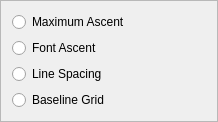
Qt form scribus/ui/propertywidget_flopbase.ui (nitramr/scribus-indigo) before a commit.
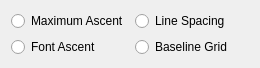
The same form after that commit.

```diff
--- a/scribus/ui/propertywidget_flopbase.ui
+++ b/scribus/ui/propertywidget_flopbase.ui
@@ -6,21 +6,26 @@
    <rect>
     <x>0</x>
     <y>0</y>
-    <width>218</width>
-    <height>88</height>
+    <width>260</width>
+    <height>66</height>
    </rect>
   </property>
   <property name="windowTitle">
    <string>Frame</string>
   </property>
   <property name="frameShape">
-   <enum>QFrame::StyledPanel</enum>
+   <enum>QFrame::Box</enum>
   </property>
   <property name="frameShadow">
-   <enum>QFrame::Raised</enum>
+   <enum>QFrame::Plain</enum>
+  </property>
+  <property name="lineWidth">
+   <number>0</number>
   </property>
   <layout class="QVBoxLayout" name="verticalLayout">
    <item>
+    <layout class="QGridLayout" name="gridLayout">
+     <item row="0" column="0">
     <widget class="QRadioButton" name="flopRealHeight">
      <property name="text">
       <string>Maximum Ascent</string>
@@ -30,7 +35,7 @@
      </attribute>
     </widget>
    </item>
-   <item>
+     <item row="1" column="0">
     <widget class="QRadioButton" name="flopFontAscent">
      <property name="text">
       <string>Font Ascent</string>
@@ -40,7 +45,7 @@
      </attribute>
     </widget>
    </item>
-   <item>
+     <item row="0" column="1">
     <widget class="QRadioButton" name="flopLineSpacing">
      <property name="text">
       <string>Line Spacing</string>
@@ -50,15 +55,17 @@
      </attribute>
     </widget>
    </item>
-   <item>
+     <item row="1" column="1">
     <widget class="QRadioButton" name="flopBaselineGrid">
      <property name="text">
       <string>Baseline Grid</string>
      </property>
      <attribute name="buttonGroup">
-      <string>flopGroup</string>
-     </attribute>
-    </widget>
+        <string notr="true">flopGroup</string>
+       </attribute>
+      </widget>
+     </item>
+    </layout>
    </item>
   </layout>
  </widget>
```
Left out of the diff: 6 changed lines with no effect on the pictures. Lines whose indentation alone changed are shown as unchanged.
